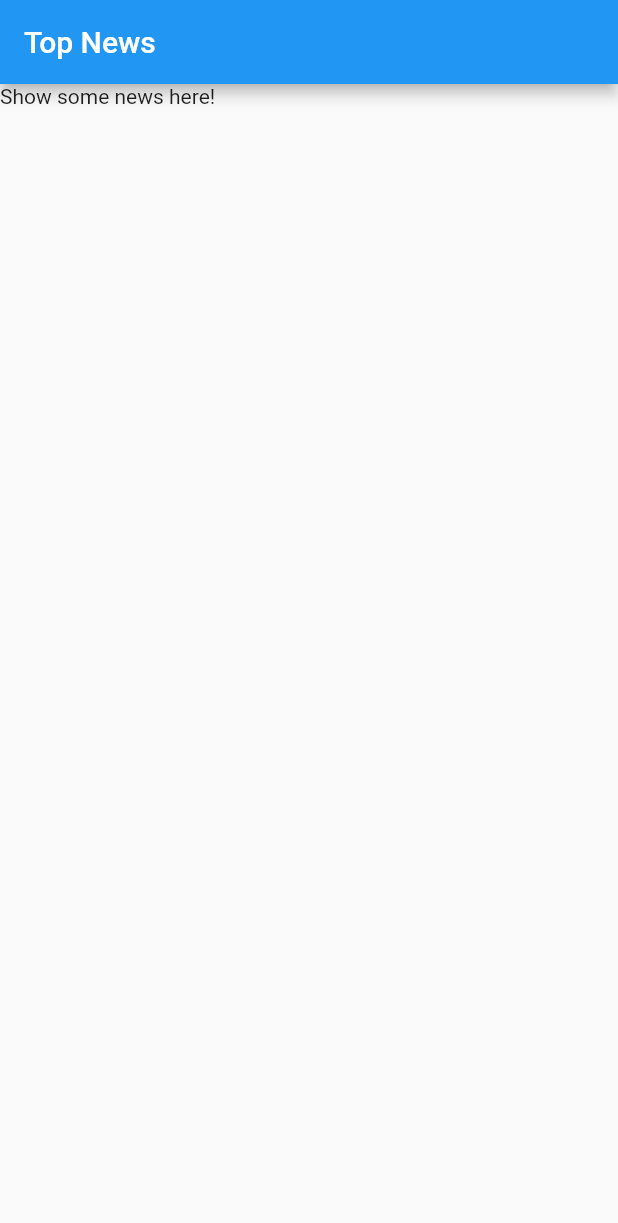
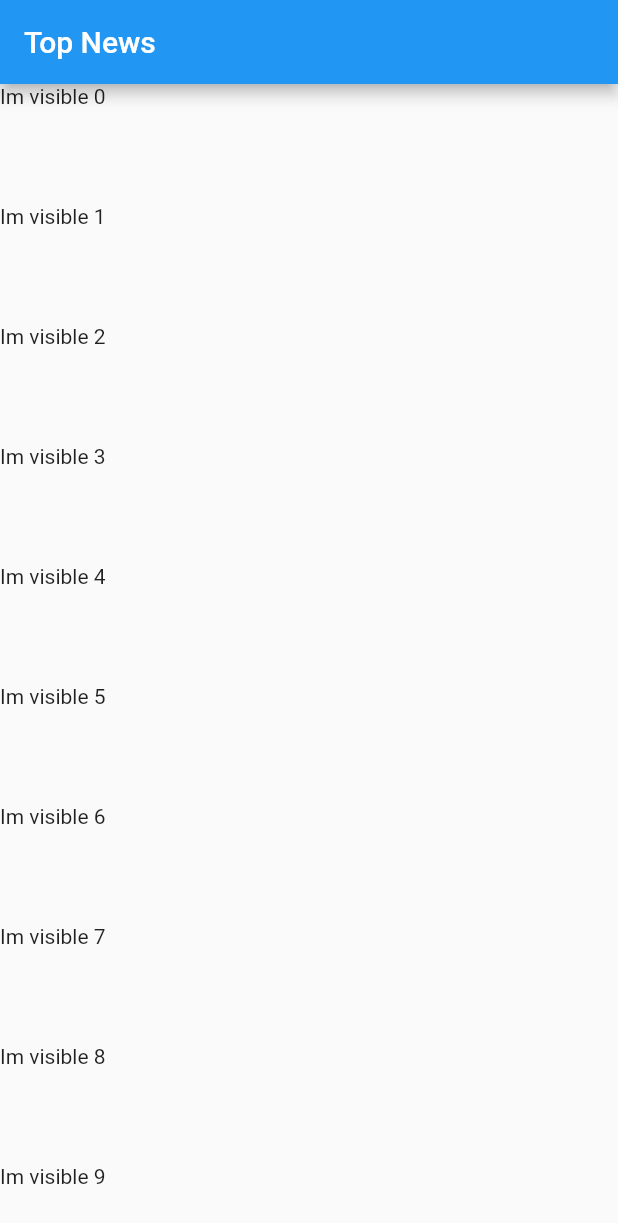
Before and after one commit to skedaddl3/performant_data, a Flutter app: the screen it shows after launch, on a phone screen of 412 x 824 dp. Shown: the top 1223 px of the screen. Run offline on Flutter 3.47's test engine with Material 2 defaults, Android fonts, the light colour scheme and no system bars; our stand-ins replace sqflite; accounts and stored records are empty.

Commit message:
added package rxdart

```diff
--- a/lib/src/screens/news_list.dart
+++ b/lib/src/screens/news_list.dart
@@ -6,7 +6,31 @@ class NewsList extends StatelessWidget {
       appBar: AppBar(
         title: Text('Top News'),
       ),
-      body: Text('Show some news here!'),
+      body: buildList(),
+    );
+  }
+
+  Widget buildList() {
+    return ListView.builder(
+        itemCount: 1000,
+        itemBuilder: (context, int index) {
+          return FutureBuilder(
+              future: getFuture(),
+              builder: (context, snapshot) {
+                return Container(
+                  height: 80.0,
+                  child: snapshot.hasData
+                      ? Text('Im visible $index')
+                      : Text('Havent fetched data $index'),
+                );
+              });
+        });
+  }
+
+  getFuture() {
+    return Future.delayed(
+      Duration(seconds: 2),
+      () => 2,
     );
   }
 }
--- a/pubspec.yaml
+++ b/pubspec.yaml
@@ -37,6 +37,7 @@ dependencies:
   sqflite: ^2.0.2+1
   path_provider: ^2.0.9
   http: ^0.13.4
+  rxdart: ^0.27.3
 
 dev_dependencies:
   flutter_test:
```
Also changed, not shown: lib/src/blocs/stories_provider.dart (added, +19 -0 lines), lib/src/blocs/stories_bloc.dart (added), pubspec.lock.
